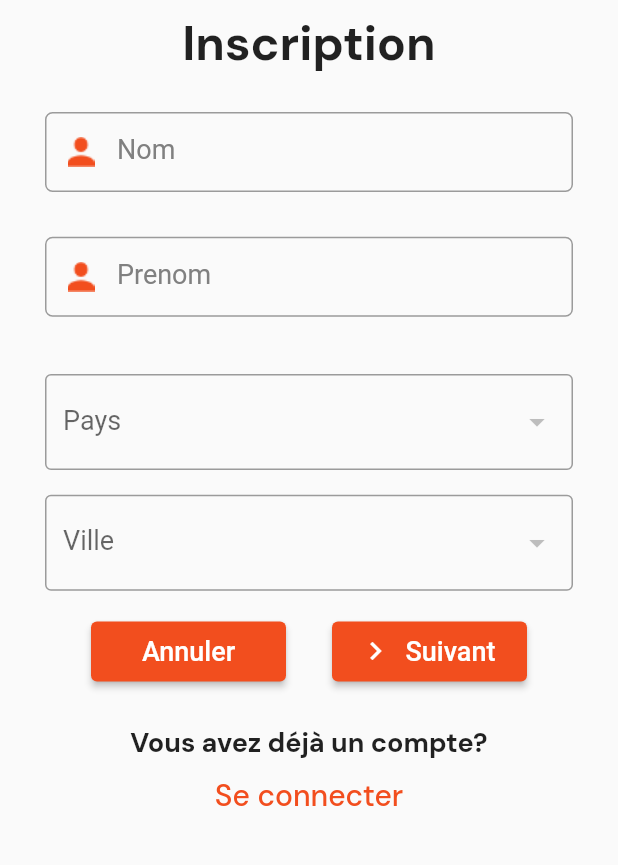
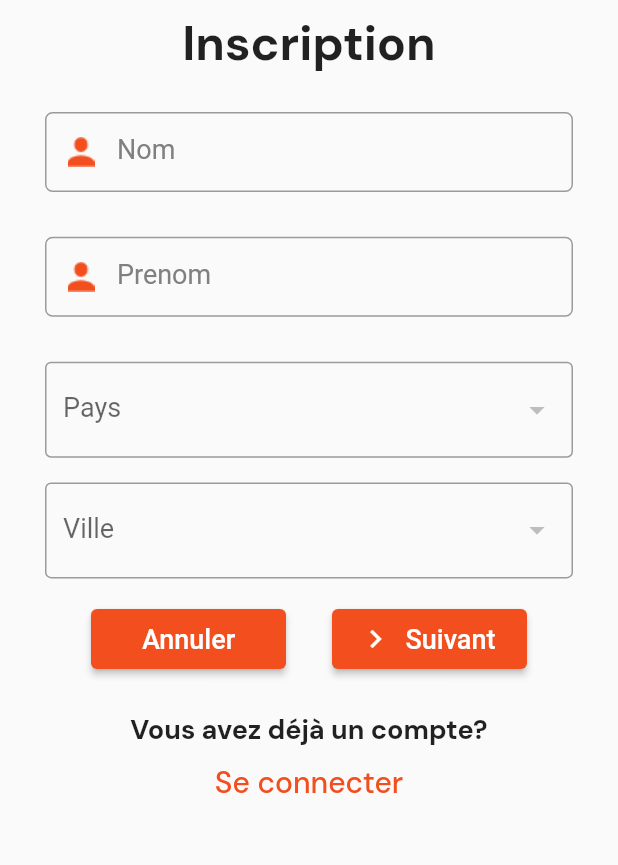
Before and after one commit to WilliamNdongmo88/FreshFruitApp, a Flutter app: the MaSignupView screen opened directly, after a tap on "Signup", on a phone screen of 412 x 824 dp, the part 218-1083 px from its top. Run offline on Flutter 3.47's test engine with Material 2 defaults, Android fonts, the phone set to English and light mode, and no system bars; our stand-ins replace cloud_functions, equatable, firebase_auth, firebase_core, flutter_spinkit, flutter_svg and 3 more; accounts and stored records are empty; network calls fail.

Commit message:
rattraper le code _end

```diff
--- a/lib/main.dart
+++ b/lib/main.dart
@@ -84,7 +84,6 @@ class AppWrapper extends StatelessWidget {
       });
     print("**************result of auth status change before retrun: $res ******");
     return res;
-
   }
 
 }
--- a/lib/views/auth/MA_Signup.dart
+++ b/lib/views/auth/MA_Signup.dart
@@ -194,10 +194,6 @@ class _SignupViewState extends State<SignupView> {
                                 SizedBox(
                                   height: Get.height * 0.01,
                                 ),
-                                SizedBox(
-                                  height: Get.height * 0.01,
-                                ),
-
                                 DropdownButtonFormField(
                                     value: selectedCountry,
                                     items: countryList.map(
@@ -316,7 +312,8 @@ class _SignupViewState extends State<SignupView> {
                                   child: myTextField(
                                       bool: false,
                                       icon: 'assets/phone_icon.png',
-                                      text: 'Telephone',
+                                      text: 'Numero de Telephone',
+                                      label: 'Telephone',
                                       validator: (String input){
                                         if(input.isEmpty){
                                           //   Get.snackbar('Warning', 'Le Prenom est requis.',colorText: Colors.white,backgroundColor: Colors.blue);
@@ -341,42 +338,6 @@ class _SignupViewState extends State<SignupView> {
 
                                       },
                                       controller: userController
-                                  ),
-                                ),
-                                SizedBox(
-                                  height: 72,
-                                  child: myTextField(
-                                      label: 'PassWord',
-                                      bool: false,
-                                      icon: 'assets/pass_icon.png',
-                                      text: 'Mot de passe',
-                                      validator: (String input){
-                                        if(input.isEmpty){
-                                          //   Get.snackbar('Warning', 'Le Prenom est requis.',colorText: Colors.white,backgroundColor: Colors.blue);
-                                          return 'Veillez entrer un mot de passe';
-                                        }
-
-                                      },
-                                      controller: passwordController
-                                  ),
-                                ),
-                                SizedBox(
-                                  height: Get.height * 0.01,
-                                ),
-                                SizedBox(
-                                  height: 65,
-                                  child: myTextField(
-                                      bool: true,
-                                      icon: 'assets/pass_icon.png',
-                                      text: 'Confirmez votre mot de passe',
-                                      validator: (String input){
-                                        if(input.isEmpty){
-                                          //   Get.snackbar('Warning', 'Le Prenom est requis.',colorText: Colors.white,backgroundColor: Colors.blue);
-                                          return 'Veillez entrer un mot de passe';
-                                        }
-
-                                      },
-                                      controller: confirmPassController
                                   ),
                                 ),
                                 SizedBox(
@@ -479,7 +440,11 @@ class _SignupViewState extends State<SignupView> {
                 textButton(
                   text: 'Se connecter',
                   fontSize: 20.0,
-                   color: AppColors.orange
+                  color: AppColors.orange,
+                    onpress: (){
+                      print('******* press on the Se connecter button ****');
+                      Get.to(()=> LoginView());
+                    }
                 )
               ],
             ),
--- a/lib/views/auth/MA_Signup2.dart
+++ b/lib/views/auth/MA_Signup2.dart
@@ -1,6 +1,7 @@
 import 'package:flutter/material.dart';
 import 'package:get/get.dart';
 import 'package:google_fonts/google_fonts.dart';
+import 'package:money_app/views/auth/MA_Login.dart';
 import '../../controller/MA_AuthController.dart';
 import '../../controller/MA_DataController.dart';
 import '../../utils/MA_Styles.dart';
@@ -177,18 +178,18 @@ class _MaSignupViewState extends State<MaSignupView> {
                   height: Get.height * 0.06,
                 ),
                 myText(
-                    text: 'Vous avez déjà encore de compte?',
+                    text: 'Vous avez déjà un compte?',
                     style: GoogleFonts.dmSans(
                         textStyle: TextStyle(
                             fontSize: 18, fontWeight: FontWeight.bold)),
                     textAlign: TextAlign.center),
                 textButton(
-                    text: 'Creer un compte',
+                    text: ' Connectez vous ',
                     fontSize: 20.0,
                     color: AppColors.orange,
                     onpress: (){
-                      print('******* press on the Créer un compte button ****');
-                      Get.to(()=> MaSignupView());
+                      print('******* press on the Connectez vous button ****');
+                      Get.to(()=> LoginView());
                     }
                 )
               ],
```
